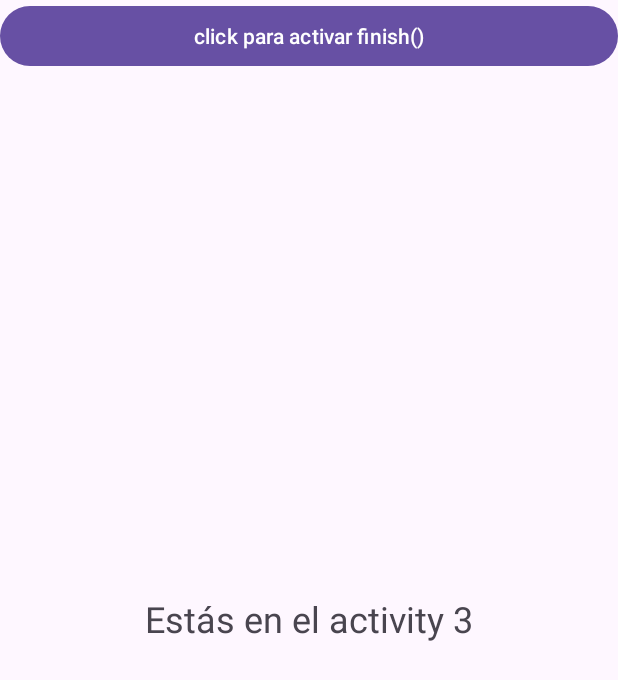
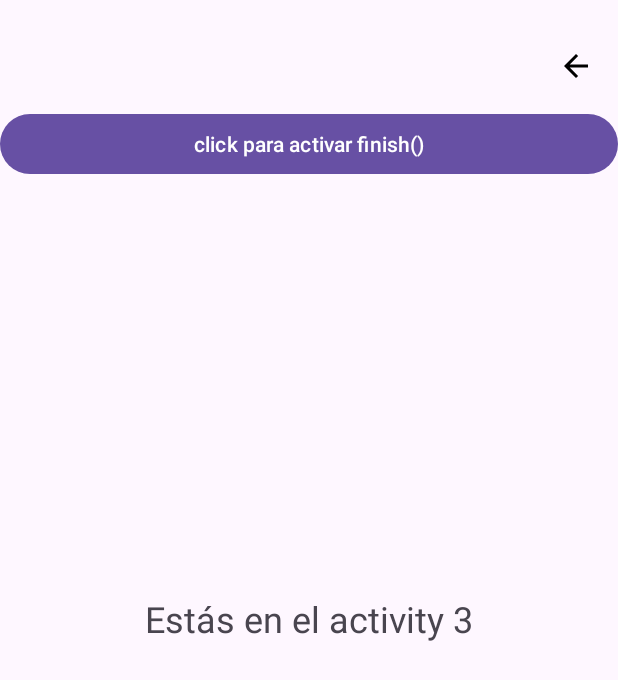
Before and after one commit to Datakokk/modulo-DAM, an Android app: the Activity3 screen opened directly, with no data from a screen before it, on a phone screen of 412 x 824 dp. Shown: the top 680 px of the screen. Run offline under Robolectric (Android 15) with nearby library versions, the light colour scheme and no system bars.

Commit message:
PMDM: Se ha agregado todas las flechas, en las actividades - Proyecto finalizado

```diff
--- a/PMDM/ClasesAsociadasBotones/app/src/main/java/com/example/clasesasociadasbotones/menu/Activity3.java
+++ b/PMDM/ClasesAsociadasBotones/app/src/main/java/com/example/clasesasociadasbotones/menu/Activity3.java
@@ -1,7 +1,9 @@
 package com.example.clasesasociadasbotones.menu;
 
 import android.os.Bundle;
+import android.view.View;
 import android.widget.Button;
+import android.widget.ImageView;
 
 import androidx.appcompat.app.AppCompatActivity;
 
@@ -12,6 +14,18 @@ public class Activity3 extends AppCompatActivity {
         super.onCreate(savedInstanceState);
         setContentView(R.layout.activity_3);
 
+        //Inicializamos la variable
+        ImageView btnBack = findViewById(R.id.btn_back);
+
+        // Damos funcionalidad a la flecha de retorno
+        btnBack.setOnClickListener(new View.OnClickListener() {
+            @Override
+            public void onClick(View v) {
+                finish();
+            }
+        });
+
+        // Funcionalidad del boton
         findViewById(R.id.finish).setOnClickListener(v->finish());
 
     }
--- a/PMDM/ClasesAsociadasBotones/app/src/main/res/layout/activity_3.xml
+++ b/PMDM/ClasesAsociadasBotones/app/src/main/res/layout/activity_3.xml
@@ -4,6 +4,27 @@
     android:layout_width="match_parent"
     android:layout_height="match_parent"
     xmlns:app="http://schemas.android.com/apk/res-auto">
+
+    <ImageView
+        android:id="@+id/btn_back"
+        android:layout_width="wrap_content"
+        android:layout_height="wrap_content"
+        android:src="@drawable/baseline_arrow_back_24"
+        android:layout_gravity="end"
+        android:padding="16dp"
+        app:layout_constraintTop_toTopOf="parent"
+        app:layout_constraintEnd_toEndOf="parent"
+        android:layout_marginTop="16dp"/>
+
+    <Button
+        android:id="@+id/finish"
+        android:layout_width="match_parent"
+        android:layout_height="wrap_content"
+        android:text="click para activar finish()"
+        app:layout_constraintTop_toBottomOf="@id/btn_back"
+        app:layout_constraintStart_toStartOf="parent"
+        app:layout_constraintEnd_toEndOf="parent"/>
+
     <TextView
         android:layout_width="wrap_content"
         android:layout_height="wrap_content"
@@ -14,10 +35,5 @@
         app:layout_constraintBottom_toBottomOf="parent"
         app:layout_constraintStart_toStartOf="parent"
         app:layout_constraintEnd_toEndOf="parent"/>
-    <Button
-        android:id="@+id/finish"
-        android:layout_width="match_parent"
-        android:layout_height="wrap_content"
-        tools:ignore="MissingConstraints"
-        android:text="click para activar finish()"/>
+
 </androidx.constraintlayout.widget.ConstraintLayout>
```
Also changed, not shown: PMDM/ClasesAsociadasBotones/app/src/main/java/com/example/clasesasociadasbotones/menu/Activity2.java (+12 -0 lines), PMDM/ClasesAsociadasBotones/app/src/main/java/com/example/clasesasociadasbotones/menu/Activity4.java (+12 -0 lines), PMDM/ClasesAsociadasBotones/app/src/main/res/layout/activity_2.xml (+4 -3 lines), PMDM/ClasesAsociadasBotones/app/src/main/res/layout/activity_4.xml (+8 -1 lines).
